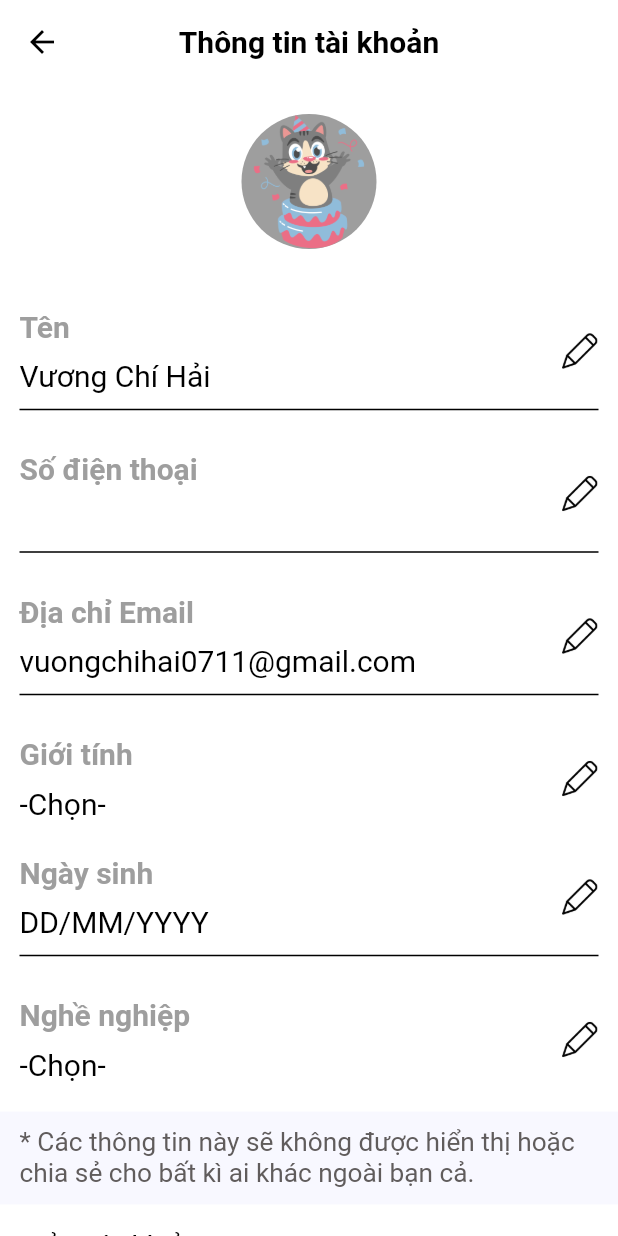
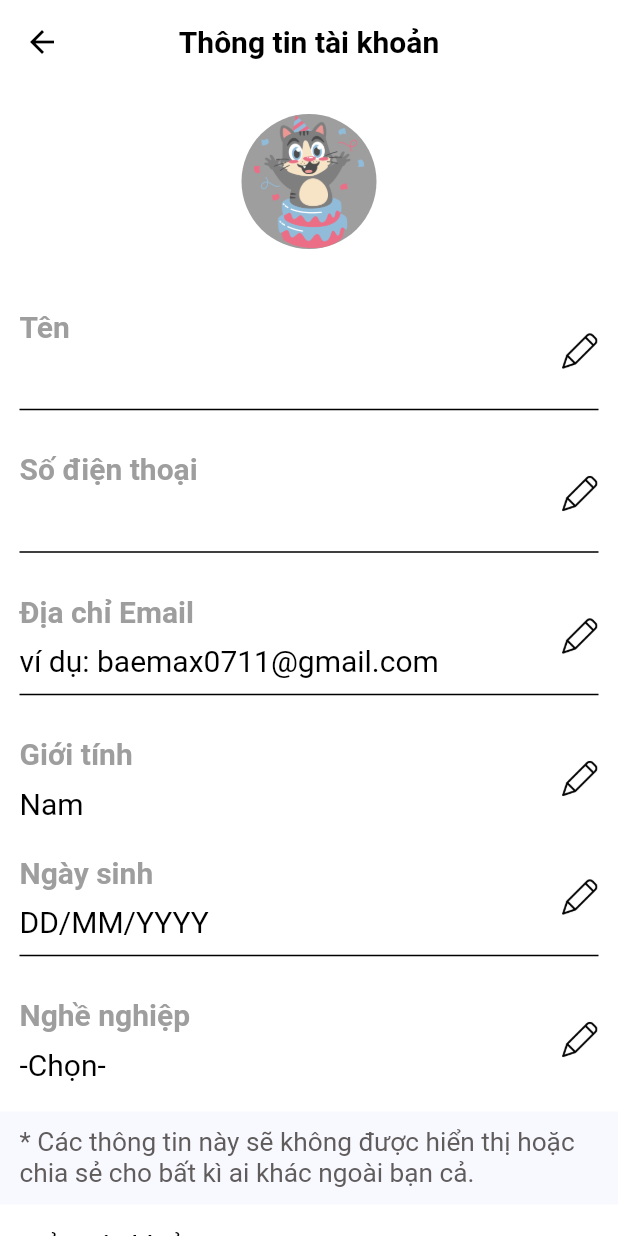
Before and after one commit to vuongchihai/duAn_BaeMaxFK, a Flutter app: the thongTinChiTietTaiKhoanPage screen opened directly with empty values, on a phone screen of 412 x 824 dp. Run offline on Flutter 3.47's test engine with Material 2 defaults, Android fonts, the phone set to English and light mode, and no system bars; our stand-ins replace carousel_slider, cloud_firestore, firebase_core, fluttertoast, scroll_date_picker; missing offline and left inert: tiengviet; accounts and stored records are empty.

Commit message:
chua xong thong tin tai khoan p5

```diff
--- a/sourceCode_BaeMax/baemax/lib/main.dart
+++ b/sourceCode_BaeMax/baemax/lib/main.dart
@@ -28,6 +28,7 @@ class MyApp extends StatelessWidget {
     return ChangeNotifierProvider(
       create: (_) => User(),
       child: MaterialApp(
+        debugShowCheckedModeBanner: false,
         home: Scaffold(
           body: Container(
             color: Colors.grey,
--- a/sourceCode_BaeMax/baemax/lib/pages/page_thongTinChiTietTaiKhoan.dart
+++ b/sourceCode_BaeMax/baemax/lib/pages/page_thongTinChiTietTaiKhoan.dart
@@ -24,10 +24,49 @@ class _thongTinChiTietTaiKhoanPageState
     extends State<thongTinChiTietTaiKhoanPage> {
   late String nhanKeySoDienThoaiNguoiDung;
 
+  String idNguoiDung = '';
+  String ten = '';
+  String sdt = '';
+  String email = '';
+  int gioiTinh = 1;
+  String ngaySinh = '';
+  String ngheNhiep = '';
+
   @override
   void initState() {
     super.initState();
     nhanKeySoDienThoaiNguoiDung = widget.keySoDienNguoiDung;
+    fetchDataFromFirebase();
+  }
+
+  Future<void> fetchDataFromFirebase() async {
+    try {
+      final snapshot = await FirebaseFirestore.instance
+          .collection('khachHang')
+          .where('sdt', isEqualTo: nhanKeySoDienThoaiNguoiDung)
+          .limit(1)
+          .get();
+
+      if (snapshot.size > 0) {
+        final nguoiDungData = snapshot.docs[0].data();
+        setState(() {
+          idNguoiDung = nguoiDungData['idKH'];
+          ten = nguoiDungData['hoTen'];
+          sdt = nguoiDungData['sdt'];
+          email = nguoiDungData['email'];
+          gioiTinh = nguoiDungData['gioiTinh'];
+          ngaySinh = nguoiDungData['ngaySinh'];
+          ngheNhiep = nguoiDungData['ngheNghiep'];
+        });
+        print('tim thay khach hang');
+      }
+    } catch (e) {
+      print('Error fetching data from Firebase: $e');
+    }
+  }
+
+  String kiemTraGioiTinh(int gt) {
+    return gt == 1 ? 'Nam' : 'Nữ';
   }
 
   @override
@@ -109,10 +148,10 @@ class _thongTinChiTietTaiKhoanPageState
                     Row(
                       mainAxisAlignment: MainAxisAlignment.spaceBetween,
                       children: [
-                        const Column(
+                        Column(
                           crossAxisAlignment: CrossAxisAlignment.start,
                           children: [
-                            Text(
+                            const Text(
                               'Tên',
                               style: TextStyle(
                                 fontSize: 20,
@@ -120,12 +159,12 @@ class _thongTinChiTietTaiKhoanPageState
                                 fontWeight: FontWeight.bold,
                               ),
                             ),
-                            SizedBox(
+                            const SizedBox(
                               height: 10,
                             ),
                             Text(
-                              'Vương Chí Hải',
-                              style: TextStyle(
+                              ten.isEmpty ? '' : ten,
+                              style: const TextStyle(
                                 fontSize: 20,
                                 color: Colors.black,
                               ),
@@ -181,7 +220,7 @@ class _thongTinChiTietTaiKhoanPageState
                               height: 10,
                             ),
                             Text(
-                              nhanKeySoDienThoaiNguoiDung,
+                              sdt,
                               style: const TextStyle(
                                 fontSize: 20,
                                 color: Colors.black,
@@ -223,10 +262,10 @@ class _thongTinChiTietTaiKhoanPageState
                     Row(
                       mainAxisAlignment: MainAxisAlignment.spaceBetween,
                       children: [
-                        const Column(
+                        Column(
                           crossAxisAlignment: CrossAxisAlignment.start,
                           children: [
-                            Text(
+                            const Text(
                               'Địa chỉ Email',
                               style: TextStyle(
                                 fontSize: 20,
@@ -234,12 +273,12 @@ class _thongTinChiTietTaiKhoanPageState
                                 fontWeight: FontWeight.bold,
                               ),
                             ),
-                            SizedBox(
+                            const SizedBox(
                               height: 10,
                             ),
                             Text(
-                              'vuongchihai0711@gmail.com',
-                              style: TextStyle(
+                              email.isEmpty ? 'ví dụ: baemax0711@gmail.com' : email,
+                              style: const TextStyle(
                                 fontSize: 20,
                                 color: Colors.black,
                               ),
@@ -280,10 +319,10 @@ class _thongTinChiTietTaiKhoanPageState
                     Row(
                       mainAxisAlignment: MainAxisAlignment.spaceBetween,
                       children: [
-                        const Column(
+                        Column(
                           crossAxisAlignment: CrossAxisAlignment.start,
                           children: [
-                            Text(
+                            const Text(
                               'Giới tính',
                               style: TextStyle(
                                 fontSize: 20,
@@ -291,12 +330,14 @@ class _thongTinChiTietTaiKhoanPageState
                                 fontWeight: FontWeight.bold,
                               ),
                             ),
-                            SizedBox(
+                            const SizedBox(
                               height: 10,
                             ),
                             Text(
-                              '-Chọn-',
-                              style: TextStyle(
+                              gioiTinh.toString().isNotEmpty
+                                  ? kiemTraGioiTinh(gioiTinh)
+                                  : '-Chọn-',
+                              style: const TextStyle(
                                 fontSize: 20,
                                 color: Colors.black,
                               ),
@@ -330,10 +371,10 @@ class _thongTinChiTietTaiKhoanPageState
                     Row(
                       mainAxisAlignment: MainAxisAlignment.spaceBetween,
                       children: [
-                        const Column(
+                        Column(
                           crossAxisAlignment: CrossAxisAlignment.start,
                           children: [
-                            Text(
+                            const Text(
                               'Ngày sinh',
                               style: TextStyle(
                                 fontSize: 20,
@@ -341,12 +382,12 @@ class _thongTinChiTietTaiKhoanPageState
                                 fontWeight: FontWeight.bold,
                               ),
                             ),
-                            SizedBox(
+                            const SizedBox(
                               height: 10,
                             ),
                             Text(
-                              'DD/MM/YYYY',
-                              style: TextStyle(
+                              ngaySinh.isEmpty ? 'DD/MM/YYYY' : ngaySinh,
+                              style: const TextStyle(
                                 fontSize: 20,
                                 color: Colors.black,
                               ),
@@ -387,10 +428,10 @@ class _thongTinChiTietTaiKhoanPageState
                     Row(
                       mainAxisAlignment: MainAxisAlignment.spaceBetween,
                       children: [
-                        const Column(
+                        Column(
                           crossAxisAlignment: CrossAxisAlignment.start,
                           children: [
-                            Text(
+                            const Text(
                               'Nghề nghiệp',
                               style: TextStyle(
                                 fontSize: 20,
@@ -398,12 +439,12 @@ class _thongTinChiTietTaiKhoanPageState
                                 fontWeight: FontWeight.bold,
                               ),
                             ),
-                            SizedBox(
+                            const SizedBox(
                               height: 10,
                             ),
                             Text(
-                              '-Chọn-',
-                              style: TextStyle(
+                              ngheNhiep.isEmpty ? '-Chọn-' : ngheNhiep,
+                              style: const TextStyle(
                                 fontSize: 20,
                                 color: Colors.black,
                               ),
```
Also changed, not shown: sourceCode_BaeMax/baemax/lib/pages/page_nhapMatKhau.dart (+75 -1 lines).
